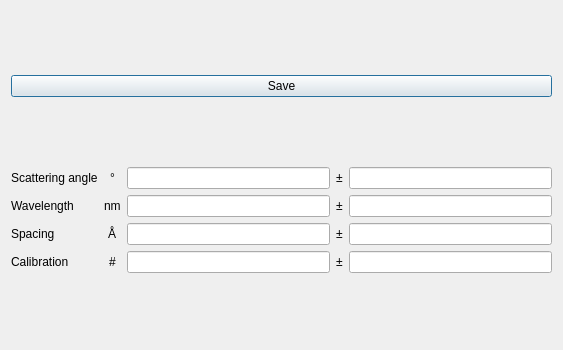
First picture: the form in src/brillouinview/gui/ui/edit_calibration_settings.ui, repository KirstenSch/BrillouinView, before the edit.
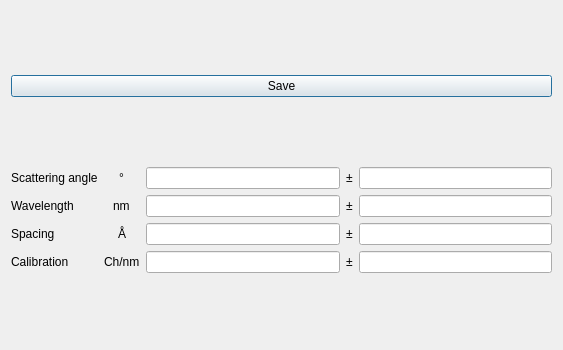
Second picture: the form after the edit.

Commit message: read only Public Experimental Settings and do not overwrite calibration results

```diff
--- a/src/brillouinview/gui/ui/edit_calibration_settings.ui
+++ b/src/brillouinview/gui/ui/edit_calibration_settings.ui
@@ -73,7 +73,7 @@
        <item row="3" column="1" alignment="Qt::AlignHCenter">
         <widget class="QLabel" name="label_8">
          <property name="text">
-          <string>#</string>
+          <string>Ch/nm</string>
          </property>
         </widget>
        </item>
@@ -160,14 +160,14 @@
        <item row="3" column="4">
         <widget class="QLineEdit" name="le_calibration_unc">
          <property name="readOnly">
-          <bool>false</bool>
+          <bool>true</bool>
          </property>
         </widget>
        </item>
        <item row="3" column="2">
         <widget class="QLineEdit" name="le_calibration">
          <property name="readOnly">
-          <bool>false</bool>
+          <bool>true</bool>
          </property>
         </widget>
        </item>
```
The commit also changes 4 other files.
